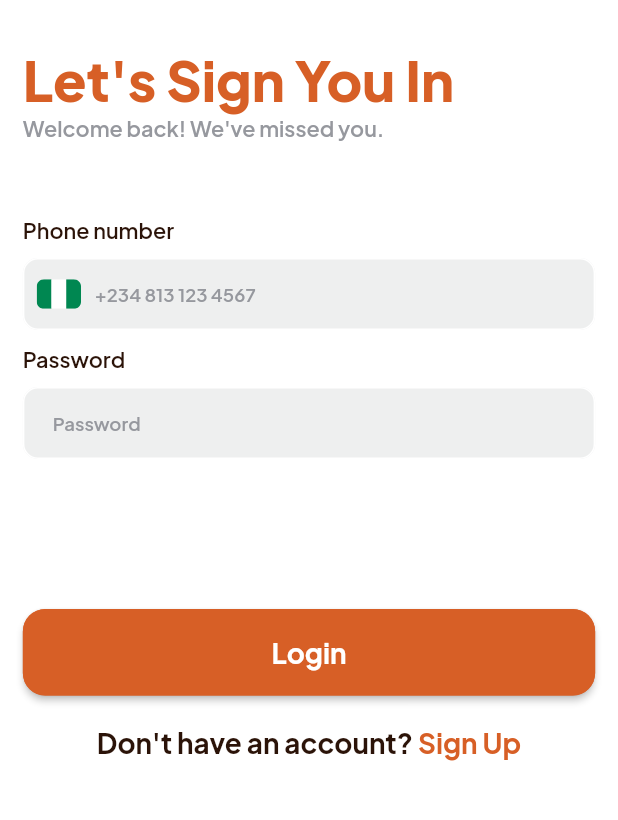
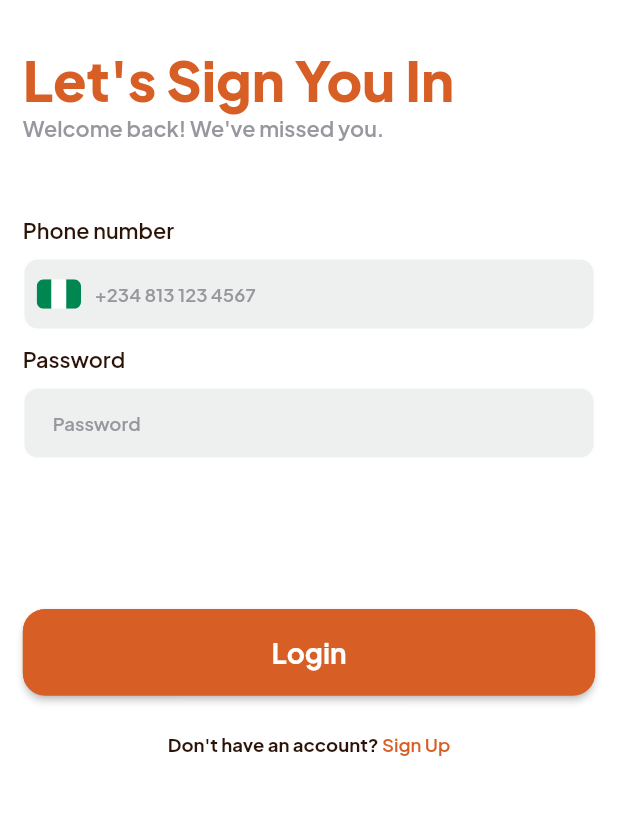
Before and after one commit to UcheAzubuko/floatr-v1, a Flutter app: the LoginScreen screen opened by its route, on a phone screen of 412 x 824 dp, the part 75-895 px from its top. Run offline on Flutter 3.47's test engine with Material 2 defaults, Android fonts, the phone set to English and light mode, and no system bars; our stand-ins replace dotted_border, flutter_svg, get_it, google_fonts, otp_text_field, smooth_page_indicator.

Commit message:
Update: Login UI

```diff
--- a/lib/app/features/authentication/view/login_screen.dart
+++ b/lib/app/features/authentication/view/login_screen.dart
@@ -105,7 +105,7 @@ class _LoginScreenState extends State<LoginScreen> {
                 child: const Text('Login'),
               ),
 
-              const VerticalSpace(size: 20),
+              SizedBox(height: context.heightPx * 0.03),
 
               GestureDetector(
                 onTap: () => navigationService.navigateTo(RouteName.signup),
@@ -114,7 +114,7 @@ class _LoginScreenState extends State<LoginScreen> {
                     text: TextSpan(
                       style: GoogleFonts.plusJakartaSans(
                         color: AppColors.black,
-                        fontSize: context.widthPx * 0.045,
+                        fontSize: context.widthPx * 0.03,
                         fontWeight: FontWeight.w700,
                       ),
                       children: <TextSpan>[
@@ -123,7 +123,7 @@ class _LoginScreenState extends State<LoginScreen> {
                           text: 'Sign Up',
                           style: GoogleFonts.plusJakartaSans(
                             color: AppColors.primaryColor,
-                            fontWeight: FontWeight.w700,
+                            fontWeight: FontWeight.w600,
                           ),
                         ),
                       ],
```
